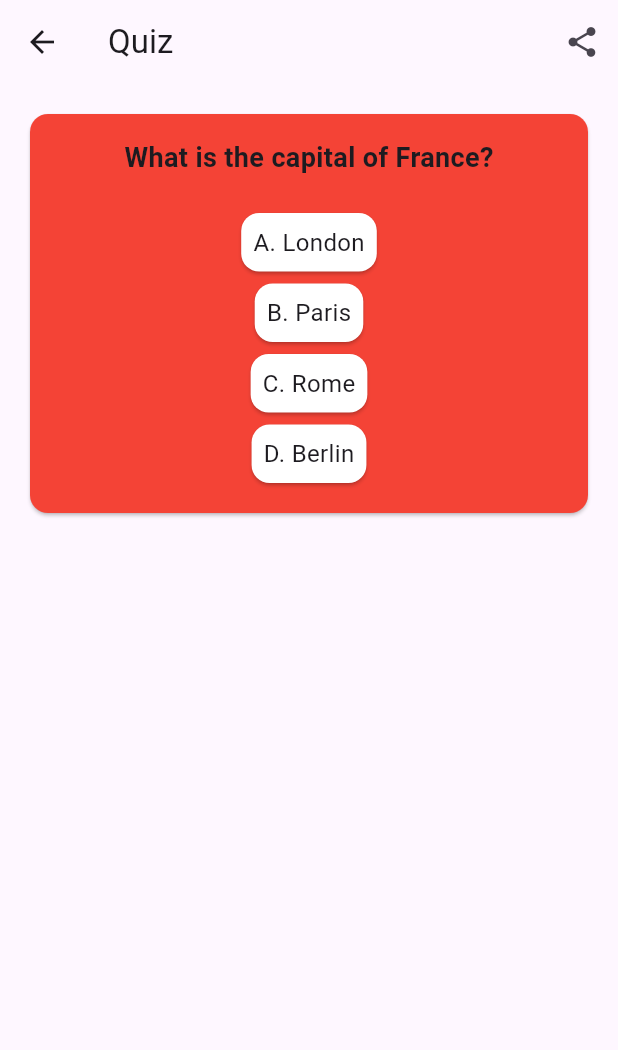
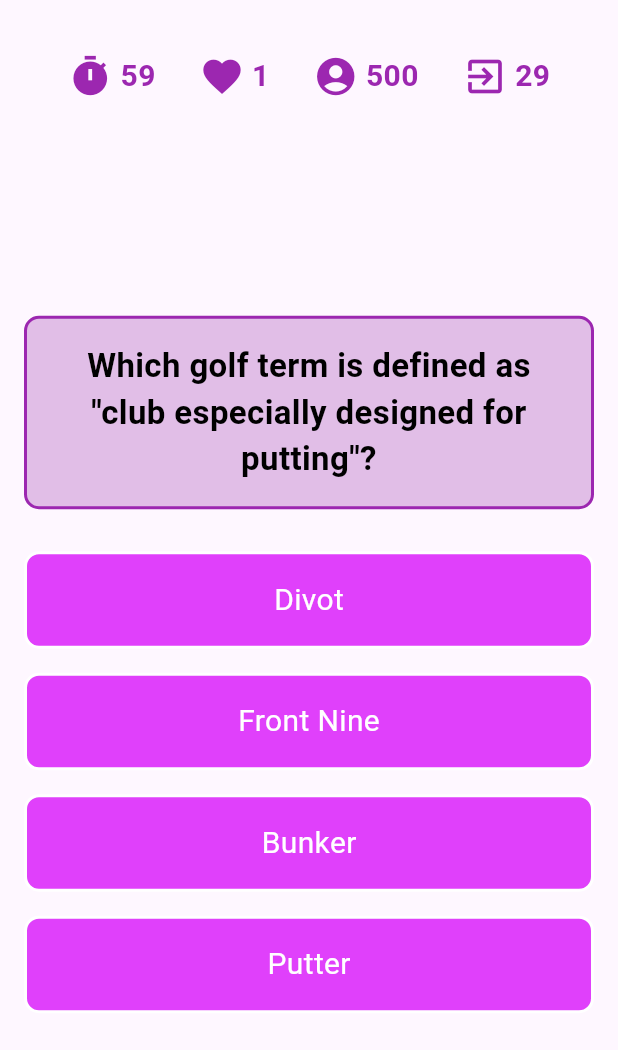
Before and after one commit to alokjha2/flutterGame, a Flutter app: the QuizScreen screen opened by its route, on a phone screen of 412 x 824 dp. Shown: the top 1050 px of the screen. Run offline on Flutter 3.47's test engine with Material 3 defaults, Android fonts, the phone set to English and light mode, and no system bars; our stand-ins replace assets_audio_player, cloud_firestore, confetti, contacts_service, firebase_auth, firebase_core and 8 more; missing offline and left inert: glossy; accounts and stored records are empty.

Commit message:
quiz game UI updated

```diff
--- a/lib/notes.txt
+++ b/lib/notes.txt
@@ -1,6 +1,6 @@
 git init
 git add .
-git commit -m "scavenger hunt game added"
+git commit -m "quiz game UI updated"
 git branch -M main
 git remote add origin https://github.com/alokjha2/flutterGame.git
 git push -u origin main
--- a/lib/presentation/games/quiz/quizScreen.dart
+++ b/lib/presentation/games/quiz/quizScreen.dart
@@ -1,3 +1,4 @@
+import 'dart:async';
 import 'package:flutter/material.dart';
 import 'package:share_plus/share_plus.dart';
 
@@ -8,6 +9,36 @@ class QuizScreen extends StatefulWidget {
 
 class _QuizScreenState extends State<QuizScreen> {
   String _selectedOption = '';
+  int timeLeft = 60; // Timer set to 60 seconds
+  Timer? _timer;
+  int diamonds = 500;
+  int hearts = 1; // Assume 1 heart to represent lives
+  int coins = 29;
+
+  @override
+  void initState() {
+    super.initState();
+    startTimer();
+  }
+
+  @override
+  void dispose() {
+    _timer?.cancel();
+    super.dispose();
+  }
+
+  void startTimer() {
+    _timer = Timer.periodic(Duration(seconds: 1), (timer) {
+      if (timeLeft > 0) {
+        setState(() {
+          timeLeft--;
+        });
+      } else {
+        timer.cancel();
+        // Timer ends, you can add your game over logic here
+      }
+    });
+  }
 
   void _checkAnswer(String selectedOption) {
     setState(() {
@@ -16,94 +47,84 @@ class _QuizScreenState extends State<QuizScreen> {
   }
 
   void _shareLink() {
-    final link = 'https://reshuffle.netlify.app/#/game/quiz';
+    final link = 'https://elderquest.netlify.app/#/game/quiz';
     Share.share('Check out this quiz: $link');
   }
+
+  // void _showUserDialog() {
+  //   showDialog(
+  //     context: context,
+  //     builder: (BuildContext context) {
+  //       return AlertDialog(
+  //         title: Text('Participants'),
+  //         content: SingleChildScrollView(
+  //           child: ListBody(
+  //             children: <Widget>[
+  //               Text('Peckish Human'),
+  //               // Add more participants as needed
+  //             ],
+  //           ),
+  //         ),
+  //         actions: <Widget>[
+  //           TextButton(
+  //             child: Text('Close'),
+  //             onPressed: () {
+  //               Navigator.of(context).pop();
+  //             },
+  //           ),
+  //         ],
+  //       );
+  //     },
+  //   );
+  // }
 
   @override
   Widget build(BuildContext context) {
     return Scaffold(
-      appBar: AppBar(
-        title: Text('Quiz'),
-        actions: [
-          IconButton(
-            icon: Icon(Icons.share),
-            onPressed: _shareLink,
-          ),
-        ],
-      ),
       body: Padding(
         padding: const EdgeInsets.all(16.0),
         child: Column(
           crossAxisAlignment: CrossAxisAlignment.stretch,
           children: [
-            Card(
-              color: _selectedOption == 'B' ? Colors.green : Colors.red,
-              child: Padding(
-                padding: const EdgeInsets.all(16.0),
+            SizedBox(height: 20),
+            Row(
+              mainAxisAlignment: MainAxisAlignment.spaceEvenly,
+              children: [
+                _buildInfoIcon(Icons.timer, '$timeLeft'),
+                _buildInfoIcon(Icons.favorite, '$hearts'),
+                _buildInfoIcon(Icons.account_circle_rounded, '$diamonds', () => _showUserDialog(context)),
+                _buildInfoIcon(Icons.exit_to_app, '$coins'),
+              ],
+            ),
+            SizedBox(height: 20),
+            Expanded(
+              child: Center(
                 child: Column(
+                  mainAxisAlignment: MainAxisAlignment.center,
+                  crossAxisAlignment: CrossAxisAlignment.stretch,
                   children: [
-                    Text(
-                      'What is the capital of France?',
-                      style: TextStyle(fontSize: 18, fontWeight: FontWeight.bold),
+                    Container(
+                      padding: EdgeInsets.all(16),
+                      decoration: BoxDecoration(
+                        color: Colors.purple.shade100,
+                        borderRadius: BorderRadius.circular(10),
+                        border: Border.all(color: Colors.purple, width: 2),
+                      ),
+                      child: Text(
+                        'Which golf term is defined as "club especially designed for putting"?',
+                        textAlign: TextAlign.center,
+                        style: TextStyle(
+                          fontSize: 22,
+                          fontWeight: FontWeight.bold,
+                          color: Colors.black,
+                        ),
+                      ),
                     ),
                     SizedBox(height: 20),
-                    Column(
-                      children: [
-                        InkWell(
-                          onTap: () => _checkAnswer('A'),
-                          child: Card(
-                            color: _selectedOption == 'A' ? Colors.green : Colors.white,
-                            child: Padding(
-                              padding: const EdgeInsets.all(8.0),
-                              child: Text(
-                                'A. London',
-                                style: TextStyle(fontSize: 16),
-                              ),
-                            ),
-                          ),
-                        ),
-                        InkWell(
-                          onTap: () => _checkAnswer('B'),
-                          child: Card(
-                            color: _selectedOption == 'B' ? Colors.green : Colors.white,
-                            child: Padding(
-                              padding: const EdgeInsets.all(8.0),
-                              child: Text(
-                                'B. Paris',
-                                style: TextStyle(fontSize: 16),
-                              ),
-                            ),
-                          ),
-                        ),
-                        InkWell(
-                          onTap: () => _checkAnswer('C'),
-                          child: Card(
-                            color: _selectedOption == 'C' ? Colors.green : Colors.white,
-                            child: Padding(
-                              padding: const EdgeInsets.all(8.0),
-                              child: Text(
-                                'C. Rome',
-                                style: TextStyle(fontSize: 16),
-                              ),
-                            ),
-                          ),
-                        ),
-                        InkWell(
-                          onTap: () => _checkAnswer('D'),
-                          child: Card(
-                            color: _selectedOption == 'D' ? Colors.green : Colors.white,
-                            child: Padding(
-                              padding: const EdgeInsets.all(8.0),
-                              child: Text(
-                                'D. Berlin',
-                                style: TextStyle(fontSize: 16),
-                              ),
-                            ),
-                          ),
-                        ),
-                      ],
-                    ),
+                    _buildOption('Divot', 'A'),
+                    _buildOption('Front Nine', 'B'),
+                    _buildOption('Bunker', 'C'),
+                    _buildOption('Putter', 'D'),
                   ],
                 ),
               ),
@@ -113,4 +134,89 @@ class _QuizScreenState extends State<QuizScreen> {
       ),
     );
   }
+
+  Widget _buildInfoIcon(IconData icon, String text, [VoidCallback? onTap]) {
+    return GestureDetector(
+      onTap: onTap,
+      child: Row(
+        children: [
+          Icon(icon, size: 30, color: Colors.purple),
+          SizedBox(width: 5),
+          Text(
+            text,
+            style: TextStyle(fontSize: 20, color: Colors.purple, fontWeight: FontWeight.bold),
+          ),
+        ],
+      ),
+    );
+  }
+
+ void _showUserDialog(BuildContext context) async {
+  final RenderBox overlay = Overlay.of(context)!.context.findRenderObject() as RenderBox;
+  final position = RelativeRect.fromRect(
+    Rect.fromLTRB(
+      overlay.size.width - 50,
+      50, // Adjust this value as needed to fit your design
+      overlay.size.width,
+      0,
+    ),
+    Offset.zero & overlay.size,
+  );
+
+  String? selectedUser = await showMenu<String>(
+    context: context,
+    position: position,
+    items: [
+      PopupMenuItem<String>(
+        child: Column(
+          children: [
+            TextField(
+              decoration: InputDecoration(
+                hintText: 'Search...',
+                prefixIcon: Icon(Icons.search),
+              ),
+              onChanged: (value) {
+                // Implement search functionality here
+              },
+            ),
+            Divider(),
+          ],
+        ),
+        enabled: false,
+      ),
+      for (int i = 1; i <= 20; i++)
+        PopupMenuItem<String>(
+          value: 'user$i',
+          child: Text('User $i'),
+        ),
+    ],
+    elevation: 8,
+  );
+
+  if (selectedUser != null) {
+    // Handle the selection if needed
+  }
 }
+
+
+  Widget _buildOption(String text, String option) {
+    return GestureDetector(
+      onTap: () => _checkAnswer(option),
+      child: Container(
+        margin: EdgeInsets.symmetric(vertical: 8),
+        decoration: BoxDecoration(
+          color: _selectedOption == option ? Colors.green : Colors.purpleAccent,
+          borderRadius: BorderRadius.circular(10),
+          border: Border.all(color: Colors.white, width: 2),
+        ),
+        padding: EdgeInsets.symmetric(vertical: 16),
+        child: Center(
+          child: Text(
+            text,
+            style: TextStyle(fontSize: 20, color: Colors.white),
+          ),
+        ),
+      ),
+    );
+  }
+}
```
Also changed, not shown: lib/presentation/games/scavengerHunt/scavengerhunt.dart (+6 -4 lines).
